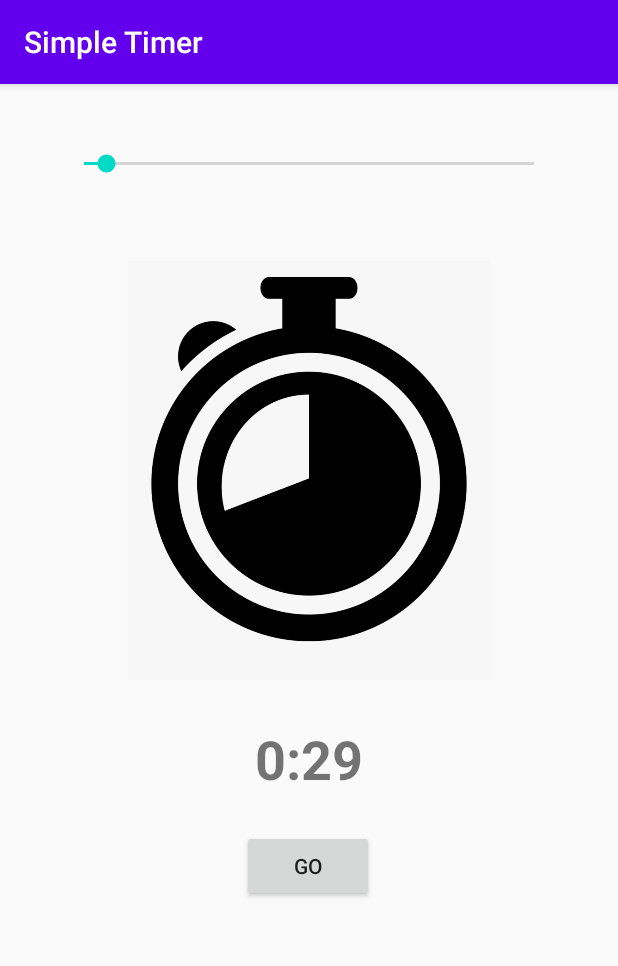
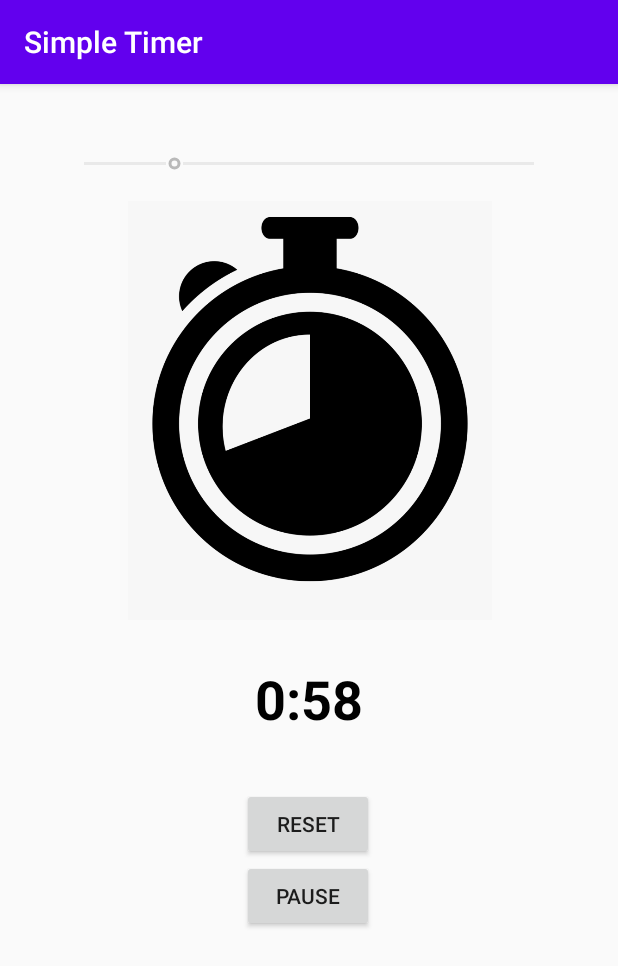
Before and after one commit to psrth/SimpleTimer, an Android app: the screen it shows after launch (MainActivity), after a tap on "GO", on a phone screen of 412 x 824 dp. Shown: the top 966 px of the screen. Run offline under Robolectric (Android 15) with nearby library versions, the phone set to English and light mode, and no system bars.

Commit message:
added restart and pause states for countdown

```diff
--- a/app/src/main/java/com/example/simpletimer/MainActivity.java
+++ b/app/src/main/java/com/example/simpletimer/MainActivity.java
@@ -8,110 +8,155 @@ import android.os.Bundle;
 import android.os.CountDownTimer;
 import android.util.Log;
 import android.view.View;
+import android.widget.Button;
 import android.widget.SeekBar;
 import android.widget.TextView;
 
 
-public class MainActivity extends AppCompatActivity
-{
+public class MainActivity extends AppCompatActivity {
     int time = 0;
     MediaPlayer mediaPlayer;
     TextView timerTextView;
+    boolean isActive = false;
+    CountDownTimer countDownTimer;
+    SeekBar timerSeekBar;
+    Button restartButton;
+    Button pauseButton;
+    boolean pause;
+    int millisec;
 
-    public void onClick (View view)
-    {
-        final int millisInFuture = time*1000;
+
+    public void onClick (View view) {
+        if (!isActive) {
+            isActive = true;
+            restartButton.setText("RESET");
+            timerSeekBar.setEnabled(false);
+            pauseButton.setVisibility(View.VISIBLE);
+            pause = false;
+
+            final int millisInFuture = time * 1000;
             Log.i("Info", Integer.toString(millisInFuture));
-        new CountDownTimer(millisInFuture, 1000)
-        {
-            public void onTick(long millisecondsUntilDone)
-            {
-                int milli = (int) millisecondsUntilDone/1000;
-                Log.i("Seconds left", Long.toString(millisecondsUntilDone/1000));
+
+            countDownTimer = new CountDownTimer(millisInFuture, 1000) {
+                public void onTick(long millisecondsUntilDone) {
+                    int milli = (int) millisecondsUntilDone / 1000;
+                    Log.i("Seconds left", Long.toString(millisecondsUntilDone / 1000));
+
                     int minutes = milli / 60;
                     int seconds = milli - (minutes * 60);
 
                     String secondsString;
 
-                if (seconds == 0)
-                {
+                    if (seconds == 0) {
                         secondsString = "00";
-                }
-                else if (seconds < 10)
-                {
+                    } else if (seconds < 10) {
                         secondsString = "0".concat(Integer.toString(seconds));
-                }
-                else
-                {
+                    } else {
                         secondsString = Integer.toString(seconds);
                     }
 
+                    timerTextView.setText(Integer.toString(minutes) + ":" + secondsString);
 
-                timerTextView.setText(Integer.toString(minutes)+":"+secondsString);
+                    millisec = (int) millisecondsUntilDone;
                 }
 
                 @Override
-            public void onFinish()
-            {
+                public void onFinish() {
+                    mediaPlayer.start();
+                }
+            }.start();
+
+        } else if (isActive || pause) {
+            isActive = false;
+            timerTextView.setText("0:30");
+            countDownTimer.cancel();
+            timerSeekBar.setEnabled(true);
+            timerSeekBar.setProgress(30);
+            restartButton.setText("GO!");
+            pauseButton.setVisibility(View.INVISIBLE);
+        }
+    }
+
+    public void onClickPause (View view) {
+        if (!pause) {
+            pause = true;
+            countDownTimer.cancel();
+            pauseButton.setText("RESUME");
+        } else {
+            pause = false;
+
+            countDownTimer = new CountDownTimer(millisec, 1000) {
+                public void onTick(long millisecondsUntilDone) {
+                    int milli = (int) millisecondsUntilDone / 1000;
+                    Log.i("Seconds left", Long.toString(millisecondsUntilDone / 1000));
+
+                    int minutes = milli / 60;
+                    int seconds = milli - (minutes * 60);
+
+                    String secondsString;
+
+                    if (seconds == 0) {
+                        secondsString = "00";
+                    } else if (seconds < 10) {
+                        secondsString = "0".concat(Integer.toString(seconds));
+                    } else {
+                        secondsString = Integer.toString(seconds);
+                    }
+
+                    timerTextView.setText(Integer.toString(minutes) + ":" + secondsString);
+
+                    millisec = (int) millisecondsUntilDone;
+                }
+
+                @Override
+                public void onFinish() {
                     mediaPlayer.start();
                 }
             }.start();
         }
+    }
 
-    protected void onCreate(Bundle savedInstanceState)
-    {
+
+    protected void onCreate(Bundle savedInstanceState) {
         super.onCreate(savedInstanceState);
         setContentView(R.layout.activity_main);
 
         mediaPlayer = MediaPlayer.create(this, R.raw.alarm);
+        restartButton =  (Button) findViewById(R.id.restartButton);
+        pauseButton = (Button) findViewById(R.id.pauseButton);
 
-        SeekBar timerSeekBar = (SeekBar) findViewById(R.id.seekBar);
+        timerSeekBar = (SeekBar) findViewById(R.id.seekBar);
         timerTextView = (TextView) findViewById(R.id.textView);
 
-        timerSeekBar.setMax(600);
-        timerSeekBar.setProgress(30);
-        time = 30;
+        timerSeekBar.setMax(300);
+        timerSeekBar.setProgress(60);
+        time = 60;
 
-        timerSeekBar.setOnSeekBarChangeListener(new SeekBar.OnSeekBarChangeListener()
-        {
+        timerSeekBar.setOnSeekBarChangeListener(new SeekBar.OnSeekBarChangeListener() {
             @Override
-            public void onProgressChanged(SeekBar seekBar, int i, boolean b)
-            {
+            public void onProgressChanged(SeekBar seekBar, int i, boolean b) {
                 time = i;
                 int minutes = i / 60;
                 int seconds = i - (minutes * 60);
 
                 String secondsString;
 
-                if (seconds == 0)
-                {
+                if (seconds == 0) {
                     secondsString = "00";
-                }
-                else if (seconds < 10)
-                {
+                } else if (seconds < 10) {
                     secondsString = "0".concat(Integer.toString(seconds));
-                }
-                else
-                {
+                } else {
                     secondsString = Integer.toString(seconds);
                 }
 
-
                 timerTextView.setText(Integer.toString(minutes)+":"+secondsString);
-
             }
 
             @Override
-            public void onStartTrackingTouch(SeekBar seekBar)
-            {
-
-            }
+            public void onStartTrackingTouch(SeekBar seekBar){}
 
             @Override
-            public void onStopTrackingTouch(SeekBar seekBar)
-            {
-
-            }
+            public void onStopTrackingTouch(SeekBar seekBar){}
         });
 
     }
--- a/app/src/main/res/layout/activity_main.xml
+++ b/app/src/main/res/layout/activity_main.xml
@@ -22,20 +22,22 @@
         android:id="@+id/imageView"
         android:layout_width="289dp"
         android:layout_height="279dp"
-        android:layout_marginTop="56dp"
+        android:layout_marginTop="16dp"
         app:layout_constraintEnd_toEndOf="parent"
+        app:layout_constraintHorizontal_bias="0.507"
         app:layout_constraintStart_toStartOf="parent"
         app:layout_constraintTop_toBottomOf="@+id/seekBar"
         app:srcCompat="@drawable/timer" />
 
     <TextView
         android:id="@+id/textView"
-        android:layout_width="157dp"
-        android:layout_height="40dp"
+        android:layout_width="156dp"
+        android:layout_height="52dp"
         android:layout_marginTop="28dp"
-        android:text="0:30"
+        android:text="1:00"
         android:textAlignment="center"
         android:textAllCaps="true"
+        android:textColor="#000000"
         android:textSize="36sp"
         android:textStyle="bold"
         app:layout_constraintEnd_toEndOf="parent"
@@ -47,12 +49,25 @@
         android:layout_width="wrap_content"
         android:layout_height="wrap_content"
         android:layout_marginTop="32dp"
+        android:elevation="20dp"
         android:onClick="onClick"
         android:text="GO"
+        android:textAlignment="center"
+        app:layout_constraintEnd_toEndOf="parent"
+        app:layout_constraintHorizontal_bias="0.498"
+        app:layout_constraintStart_toStartOf="parent"
+        app:layout_constraintTop_toBottomOf="@+id/textView" />
+
+    <Button
+        android:id="@+id/pauseButton"
+        android:layout_width="wrap_content"
+        android:layout_height="wrap_content"
+        android:onClick="onClickPause"
+        android:text="PAUSE"
         app:layout_constraintBottom_toBottomOf="parent"
         app:layout_constraintEnd_toEndOf="parent"
         app:layout_constraintHorizontal_bias="0.498"
         app:layout_constraintStart_toStartOf="parent"
-        app:layout_constraintTop_toBottomOf="@+id/textView"
+        app:layout_constraintTop_toBottomOf="@+id/restartButton"
         app:layout_constraintVertical_bias="0.0" />
 </androidx.constraintlayout.widget.ConstraintLayout>
```
Lines whose indentation alone changed are shown as unchanged.
